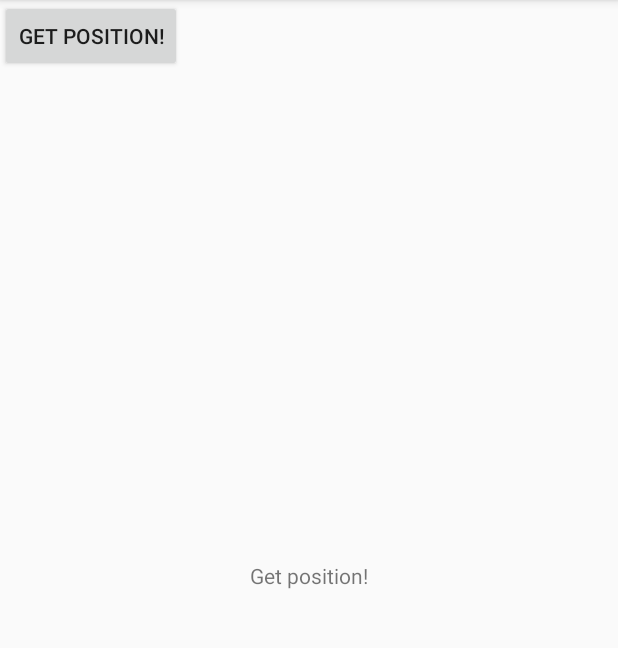
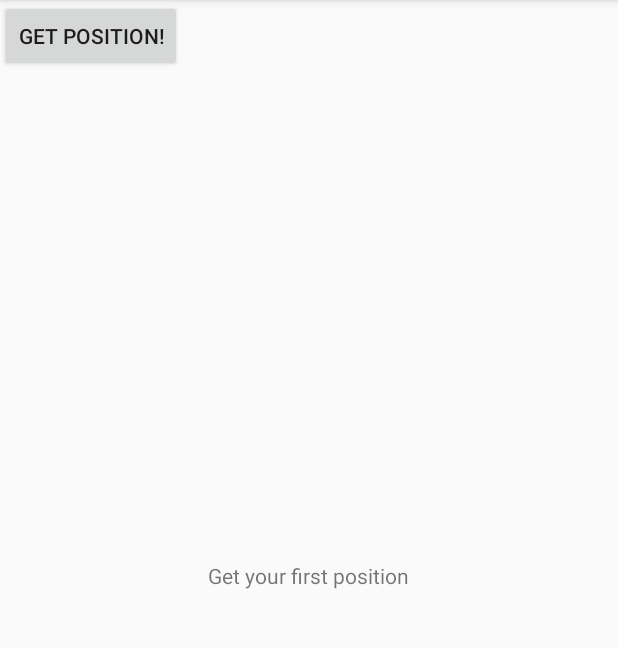
Before and after one commit to GregWss/ISSTracker, an Android app: the screen it shows after launch (MainActivity), on a phone screen of 412 x 824 dp, the part 84-732 px from its top. Run offline under Robolectric (Android 15) with nearby library versions, the phone set to English and light mode, and no system bars; our stand-ins replace Volley.

Commit message:
Sentence fix

```diff
--- a/app/src/main/res/values/strings.xml
+++ b/app/src/main/res/values/strings.xml
@@ -1,5 +1,5 @@
 <resources>
     <string name="app_name">ISSTracker</string>
     <string name="iss_pos_request_btn">Get position!</string>
-    <string name="iss_request_text">Get position!</string>
+    <string name="iss_request_text">Get your first position</string>
 </resources>
```
